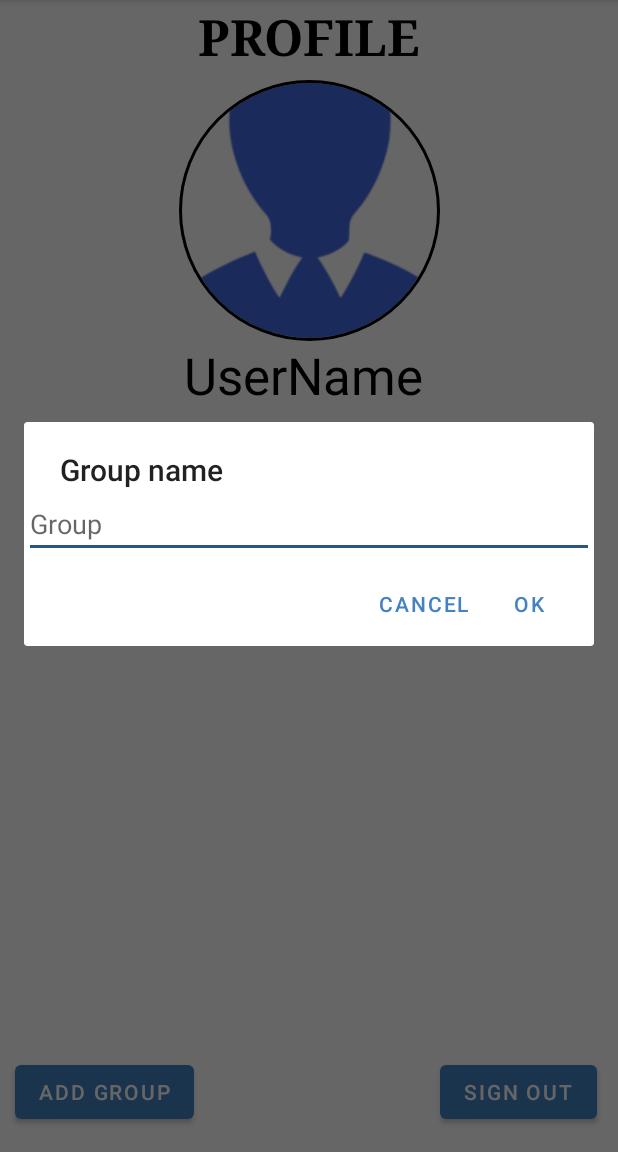
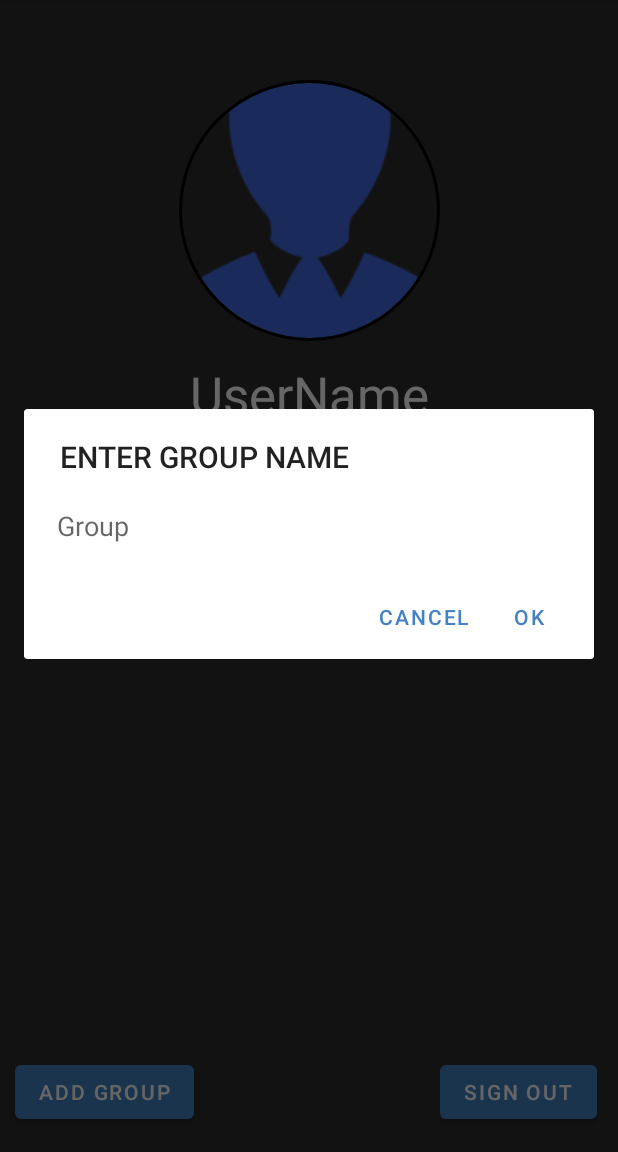
Before and after one commit to Divyang-Sharma/Split-It, an Android app: the ProfileActivity screen opened directly, with no data from a screen before it, after a tap on "ADD GROUP", on a phone screen of 412 x 824 dp, the part 84-1236 px from its top. Run offline under Robolectric (Android 15) with nearby library versions, the phone set to English and light mode, and no system bars; our stand-ins replace CircleImageView, Room's generated code.

Commit message:
Changed UI colors

```diff
--- a/app/src/main/java/com/example/split_it/ProfileActivity.java
+++ b/app/src/main/java/com/example/split_it/ProfileActivity.java
@@ -123,7 +123,7 @@ public class ProfileActivity extends AppCompatActivity {
 
         new AlertDialog.Builder(this)
                 .setView(dialogView)
-                .setTitle("Group name")
+                .setTitle("ENTER GROUP NAME")
                 .setNegativeButton("Cancel", (dialogInterface, i) -> {
                 })
                 .setPositiveButton("Ok", (dialogInterface, i) -> {
--- a/app/src/main/res/layout/activity_group.xml
+++ b/app/src/main/res/layout/activity_group.xml
@@ -10,7 +10,11 @@
     <com.google.android.material.tabs.TabLayout
         android:id="@+id/tab_layout"
         android:layout_width="match_parent"
-        android:layout_height="wrap_content" />
+        android:layout_height="wrap_content"
+        android:background="#4482C3"
+        app:tabIconTint="@color/white"
+        app:tabIndicatorColor="#FFFFFF"
+        app:tabTextColor="#000000" />
 
     <androidx.viewpager2.widget.ViewPager2
         android:id="@+id/view_pager_2"
--- a/app/src/main/res/layout/activity_profile.xml
+++ b/app/src/main/res/layout/activity_profile.xml
@@ -4,7 +4,7 @@
     xmlns:tools="http://schemas.android.com/tools"
     android:layout_width="match_parent"
     android:layout_height="match_parent"
-    android:background="@color/white"
+    android:background="@color/bg_black"
     tools:context=".ProfileActivity">
 
 
@@ -14,12 +14,13 @@
         android:layout_height="wrap_content"
         android:layout_centerHorizontal="true"
         android:layout_centerVertical="true"
-        android:layout_marginStart="34dp"
-        android:layout_marginTop="227dp"
+        android:layout_marginTop="240dp"
         android:text="UserName"
-        android:textColor="@color/black"
+        app:flow_horizontalAlign="center"
+        android:textColor="@color/white"
         android:textSize="34sp"
-        app:layout_constraintStart_toStartOf="@+id/ProfilePhoto"
+        app:layout_constraintEnd_toEndOf="parent"
+        app:layout_constraintStart_toStartOf="parent"
         app:layout_constraintTop_toTopOf="parent" />
 
     <Button
@@ -47,36 +48,20 @@
         app:layout_constraintBottom_toTopOf="@+id/recycler_view"
         app:layout_constraintEnd_toEndOf="parent"
         app:layout_constraintStart_toStartOf="parent"
-        app:layout_constraintTop_toTopOf="parent" />
-
-    <TextView
-        android:id="@+id/pagetitle"
-        android:layout_width="wrap_content"
-        android:layout_height="wrap_content"
-
-        android:layout_marginTop="1dp"
-        android:fontFamily="serif"
-        android:text="PROFILE"
-        android:textAlignment="center"
-        android:textColor="@color/black"
-        android:textSize="33dp"
-        android:textStyle="bold"
-        app:layout_constraintEnd_toEndOf="parent"
-        app:layout_constraintStart_toStartOf="parent"
-        app:layout_constraintTop_toTopOf="parent" />
+        app:layout_constraintTop_toTopOf="parent"
+        app:layout_constraintVertical_bias="0.0" />
 
     <androidx.recyclerview.widget.RecyclerView
         android:id="@+id/recycler_view"
         android:layout_width="0dp"
         android:layout_height="0dp"
-        android:layout_marginStart="8dp"
-        android:layout_marginTop="53dp"
-        android:layout_marginEnd="8dp"
-        android:layout_marginBottom="51dp"
+        android:layout_marginTop="30dp"
+        android:layout_marginStart="10dp"
+        android:layout_marginEnd="10dp"
         app:layout_constraintBottom_toTopOf="@+id/button"
         app:layout_constraintEnd_toEndOf="parent"
         app:layout_constraintStart_toStartOf="parent"
-        app:layout_constraintTop_toTopOf="@+id/name" />
+        app:layout_constraintTop_toBottomOf="@+id/name" />
 
     <Button
         android:id="@+id/button"
--- a/app/src/main/res/layout/fragment_expenses.xml
+++ b/app/src/main/res/layout/fragment_expenses.xml
@@ -11,6 +11,7 @@
         android:id="@+id/recyclerview"
         android:layout_width="match_parent"
         android:layout_height="match_parent"
+        android:background="#2D2D2D"
         tools:itemCount="5"
         tools:listitem="@layout/card_view_design_expenses" />
 
--- a/app/src/main/res/layout/fragment_group_members.xml
+++ b/app/src/main/res/layout/fragment_group_members.xml
@@ -11,6 +11,7 @@
         android:id="@+id/recyclerview"
         android:layout_width="match_parent"
         android:layout_height="match_parent"
+        android:background="#2D2D2D"
         tools:itemCount="5"
         tools:listitem="@layout/card_view_design_members" />
 
--- a/app/src/main/res/layout/layout_dialog.xml
+++ b/app/src/main/res/layout/layout_dialog.xml
@@ -1,14 +1,21 @@
 <?xml version="1.0" encoding="utf-8"?>
-<RelativeLayout
-    xmlns:android="http://schemas.android.com/apk/res/android"
+<RelativeLayout xmlns:android="http://schemas.android.com/apk/res/android"
     android:layout_width="match_parent"
-    android:layout_height="match_parent">
+    android:layout_height="match_parent"
+    android:background="@color/light_blue"
+    android:foregroundTint="#FFFFFF">
 
     <EditText
         android:id="@+id/edit_username"
         android:layout_width="match_parent"
-        android:layout_height="wrap_content"
-        android:hint="Group" />
+        android:layout_height="65dp"
+        android:background="@color/white"
+        android:hint="Group"
+        android:textColor="#000000"
+        android:textColorHighlight="#000000"
+        android:textColorLink="#000000"
+        android:paddingLeft="22dp"
+        />
 
 
 </RelativeLayout>
--- a/app/src/main/res/layout/list_item_view.xml
+++ b/app/src/main/res/layout/list_item_view.xml
@@ -8,6 +8,6 @@
         android:layout_width="108dp"
         android:layout_height="39dp"
         android:text="Item-Name"
-        android:textColor="@color/black"
+        android:textColor="@color/white"
         android:textSize="16dp" />
 </RelativeLayout>
--- a/app/src/main/res/values/colors.xml
+++ b/app/src/main/res/values/colors.xml
@@ -7,6 +7,7 @@
     <color name="teal_700">#FF018786</color>
     <color name="black">#FF000000</color>
     <color name="white">#FFFFFFFF</color>
+    <color name="bg_black">#2D2D2D</color>
     <color name="dark_blue">#285680</color>
     <color name="light_blue">#4482C3</color>
 </resources>
```
Also changed, not shown: app/src/main/res/layout/activity_login.xml (+6 -7 lines), app/src/main/res/layout/card_view_design_expenses.xml (+8 -2 lines), app/src/main/res/layout/card_view_design_members.xml (+6 -3 lines).
